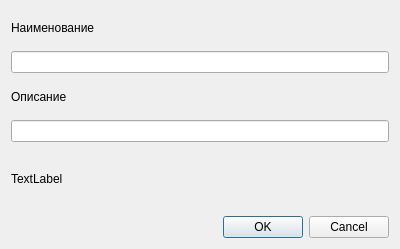
This is ui/editpointdialog.ui in aunoor/pgfconverter as Qt 5 draws it before an edit. The edited form follows.
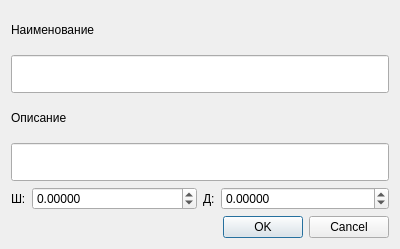
This is the edited form.

What changed in the file:
```diff
--- a/ui/editpointdialog.ui
+++ b/ui/editpointdialog.ui
@@ -49,6 +49,12 @@
      </item>
      <item>
       <widget class="QLineEdit" name="nameLineEdit">
+       <property name="sizePolicy">
+        <sizepolicy hsizetype="Expanding" vsizetype="Preferred">
+         <horstretch>0</horstretch>
+         <verstretch>0</verstretch>
+        </sizepolicy>
+       </property>
        <property name="maxLength">
         <number>128</number>
        </property>
@@ -67,6 +73,12 @@
      </item>
      <item>
       <widget class="QLineEdit" name="descLineEdit">
+       <property name="sizePolicy">
+        <sizepolicy hsizetype="Expanding" vsizetype="Preferred">
+         <horstretch>0</horstretch>
+         <verstretch>0</verstretch>
+        </sizepolicy>
+       </property>
        <property name="maxLength">
         <number>128</number>
        </property>
@@ -75,11 +87,68 @@
     </layout>
    </item>
    <item>
-    <widget class="QLabel" name="coordsLabel">
-     <property name="text">
-      <string>TextLabel</string>
-     </property>
-    </widget>
+    <layout class="QHBoxLayout" name="horizontalLayout_4">
+     <item>
+      <layout class="QHBoxLayout" name="horizontalLayout_2">
+       <item>
+        <widget class="QLabel" name="latLabel">
+         <property name="text">
+          <string>Ш:</string>
+         </property>
+        </widget>
+       </item>
+       <item>
+        <widget class="QDoubleSpinBox" name="latSpinBox">
+         <property name="sizePolicy">
+          <sizepolicy hsizetype="Expanding" vsizetype="Fixed">
+           <horstretch>0</horstretch>
+           <verstretch>0</verstretch>
+          </sizepolicy>
+         </property>
+         <property name="decimals">
+          <number>5</number>
+         </property>
+         <property name="minimum">
+          <double>-90.000000000000000</double>
+         </property>
+         <property name="maximum">
+          <double>90.000000000000000</double>
+         </property>
+        </widget>
+       </item>
+      </layout>
+     </item>
+     <item>
+      <layout class="QHBoxLayout" name="horizontalLayout_3">
+       <item>
+        <widget class="QLabel" name="lonLabel">
+         <property name="text">
+          <string>Д:</string>
+         </property>
+        </widget>
+       </item>
+       <item>
+        <widget class="QDoubleSpinBox" name="lonSpinBox">
+         <property name="sizePolicy">
+          <sizepolicy hsizetype="Expanding" vsizetype="Fixed">
+           <horstretch>0</horstretch>
+           <verstretch>0</verstretch>
+          </sizepolicy>
+         </property>
+         <property name="decimals">
+          <number>5</number>
+         </property>
+         <property name="minimum">
+          <double>-180.000000000000000</double>
+         </property>
+         <property name="maximum">
+          <double>180.000000000000000</double>
+         </property>
+        </widget>
+       </item>
+      </layout>
+     </item>
+    </layout>
    </item>
    <item>
     <widget class="QDialogButtonBox" name="buttonBox">
```
